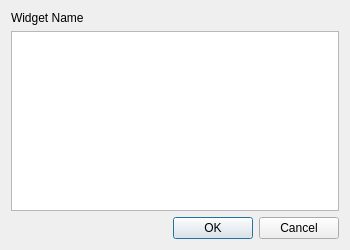
Qt form branches/trunk/UI/spot-on-stylesheet.ui (textbrowser/spot-on) before a commit.
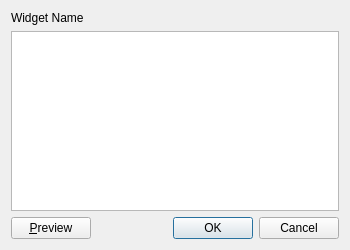
The same form after that commit. Icons and pictures are not drawn.

```diff
--- a/branches/trunk/UI/spot-on-stylesheet.ui
+++ b/branches/trunk/UI/spot-on-stylesheet.ui
@@ -32,6 +32,15 @@
     <widget class="QTextEdit" name="textEdit"/>
    </item>
    <item>
+    <layout class="QHBoxLayout" name="horizontalLayout_2">
+     <item>
+      <widget class="QPushButton" name="pushButton">
+       <property name="text">
+        <string>&amp;Preview</string>
+       </property>
+      </widget>
+     </item>
+     <item>
     <widget class="QDialogButtonBox" name="buttonBox">
      <property name="orientation">
       <enum>Qt::Horizontal</enum>
@@ -42,6 +51,8 @@
     </widget>
    </item>
   </layout>
+   </item>
+  </layout>
  </widget>
  <resources>
   <include location="../Icons/icons.qrc"/>
```
Left out of the diff: 5 changed lines with no effect on the pictures. Lines whose indentation alone changed are shown as unchanged.
